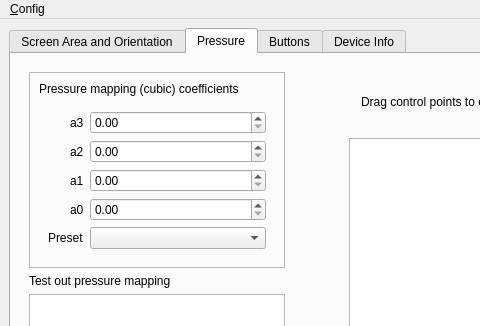
The window that main.ui (jlam55555/veikk-linux-driver-gui) describes before a commit, drawn with Qt 5; both pictures show x 0 to 480 and y 0 to 326 of the 718 by 512 pixel window.
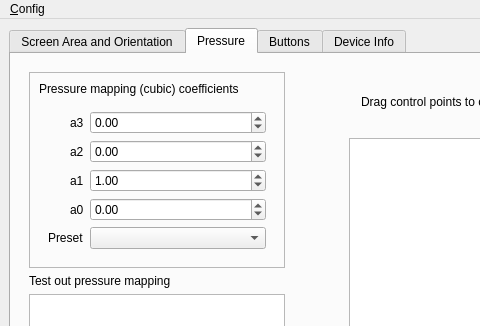
The same window after the commit. The open tabs and pages were chosen to show the change.

Commit message: integrated pressure map form with graphic

```diff
--- a/main.ui
+++ b/main.ui
@@ -325,7 +325,17 @@
                   </widget>
                  </item>
                  <item row="0" column="1">
-                  <widget class="QDoubleSpinBox" name="doubleSpinBox"/>
+                  <widget class="QDoubleSpinBox" name="pressure_coef_a3">
+                   <property name="minimum">
+                    <double>-327.680000000000007</double>
+                   </property>
+                   <property name="maximum">
+                    <double>327.670000000000016</double>
+                   </property>
+                   <property name="singleStep">
+                    <double>0.010000000000000</double>
+                   </property>
+                  </widget>
                  </item>
                  <item row="1" column="0">
                   <widget class="QLabel" name="label_11">
@@ -335,7 +345,17 @@
                   </widget>
                  </item>
                  <item row="1" column="1">
-                  <widget class="QDoubleSpinBox" name="doubleSpinBox_2"/>
+                  <widget class="QDoubleSpinBox" name="pressure_coef_a2">
+                   <property name="minimum">
+                    <double>-327.680000000000007</double>
+                   </property>
+                   <property name="maximum">
+                    <double>327.670000000000016</double>
+                   </property>
+                   <property name="singleStep">
+                    <double>0.010000000000000</double>
+                   </property>
+                  </widget>
                  </item>
                  <item row="2" column="0">
                   <widget class="QLabel" name="label_12">
@@ -345,7 +365,20 @@
                   </widget>
                  </item>
                  <item row="2" column="1">
-                  <widget class="QDoubleSpinBox" name="doubleSpinBox_3"/>
+                  <widget class="QDoubleSpinBox" name="pressure_coef_a1">
+                   <property name="minimum">
+                    <double>-327.680000000000007</double>
+                   </property>
+                   <property name="maximum">
+                    <double>327.670000000000016</double>
+                   </property>
+                   <property name="singleStep">
+                    <double>0.010000000000000</double>
+                   </property>
+                   <property name="value">
+                    <double>1.000000000000000</double>
+                   </property>
+                  </widget>
                  </item>
                  <item row="3" column="0">
                   <widget class="QLabel" name="label_13">
@@ -355,7 +388,17 @@
                   </widget>
                  </item>
                  <item row="3" column="1">
-                  <widget class="QDoubleSpinBox" name="doubleSpinBox_4"/>
+                  <widget class="QDoubleSpinBox" name="pressure_coef_a0">
+                   <property name="minimum">
+                    <double>-327.680000000000007</double>
+                   </property>
+                   <property name="singleStep">
+                    <double>0.010000000000000</double>
+                   </property>
+                   <property name="value">
+                    <double>0.000000000000000</double>
+                   </property>
+                  </widget>
                  </item>
                  <item row="4" column="0">
                   <widget class="QLabel" name="label_17">
```
Left out of the diff: 2 changed lines with no effect on the pictures. The commit also changes 7 other files.
